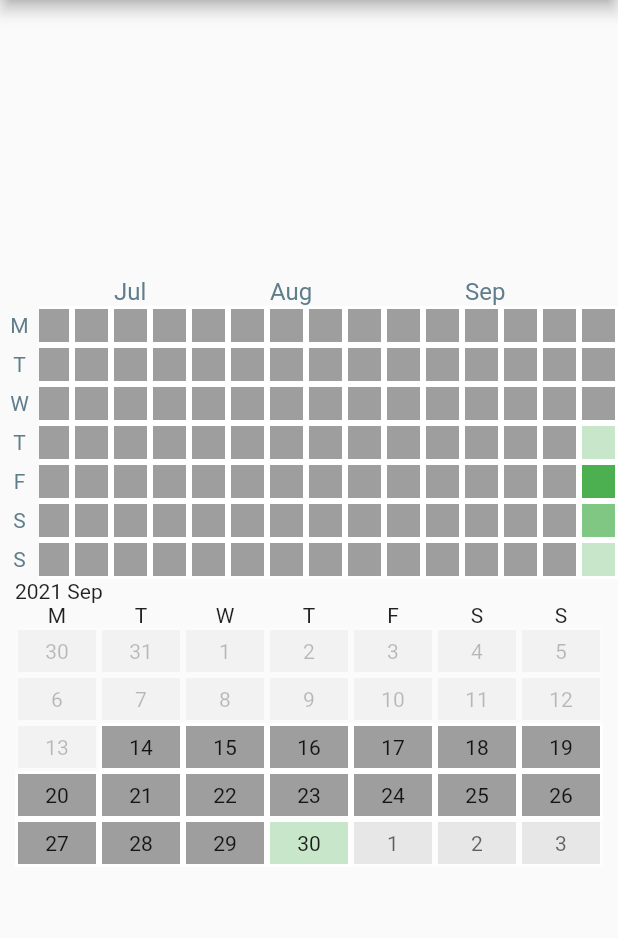
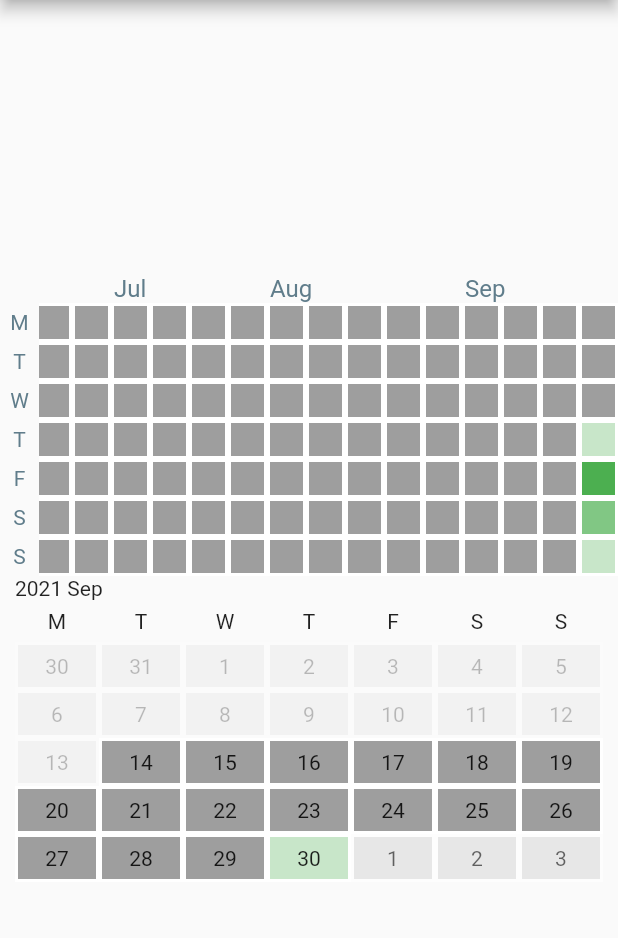
Before and after one commit to av-ugolkov/heatmap_calendar, a Flutter app: the screen it shows after launch, on a phone screen of 412 x 824 dp, the part 84-1022 px from its top. Run offline on Flutter 3.47's test engine with Material 2 defaults, Android fonts, the phone set to English and light mode, and no system bars.

Commit message:
фикс вертикальных отступов

```diff
--- a/lib/heatmap_calendar_month/heatmap_calendar_month.dart
+++ b/lib/heatmap_calendar_month/heatmap_calendar_month.dart
@@ -90,10 +90,12 @@ class _HeatMapCalendarMonthState extends State<HeatMapCalendarMonth> {
               HeatMapDayLabel(
                 labelDays: widget.weekDaysLabels,
                 cellWidth: cellWidth,
+                cellHeight: widget.cellHeight,
               ),
               HeatMapListViewMonths(
                 listMonths: _generateListMonths(cellWidth),
-                heightWidget: 6 * widget.cellHeight,
+                heightWidget:
+                    5 * (widget.cellHeight + HeatMapCalendarMonth.margin),
                 callbackEndScroll: (indexMonth) {
                   setState(() {
                     var scrollDate = DateUtils.addMonthsToMonthDate(
--- a/lib/heatmap_calendar_month/heatmap_day.dart
+++ b/lib/heatmap_calendar_month/heatmap_day.dart
@@ -1,11 +1,10 @@
 import 'package:flutter/material.dart';
 import 'package:heatmap_calendar/data/data_heat_map_calendar.dart';
+import 'package:heatmap_calendar/heatmap_calendar_month/heatmap_calendar_month.dart';
 import 'package:heatmap_calendar/heatmap_calendar_month/inherited_heatmap_calendar_month.dart';
 import 'package:heatmap_calendar/heatmap_day.dart';
 
 class HeatMapDay extends StatefulWidget {
-  static const int margin = 4;
-
   final DateTime currentDay;
   final Color activeColor;
   final Color disabledColor;
@@ -68,8 +67,8 @@ class _HeatMapDayState extends State<HeatMapDay>
         opacity: widget.opacity,
         child: Container(
           alignment: Alignment.center,
-          width: widget.width + HeatMapDay.margin,
-          height: data.cellHeight + HeatMapDay.margin,
+          width: widget.width + HeatMapCalendarMonth.margin,
+          height: data.cellHeight + HeatMapCalendarMonth.margin,
           color: _isSelect ? data.selectColor : Colors.white,
           child: Container(
             alignment: Alignment.center,
```
